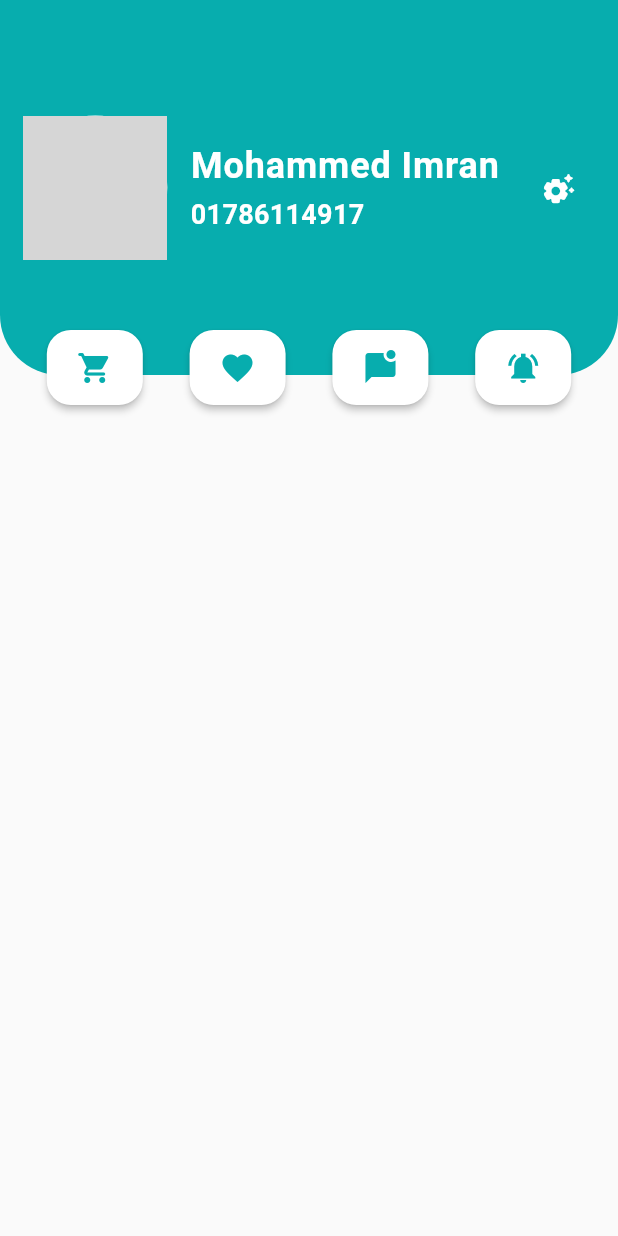
After one commit to imranimo1989/ecommerce_project, a Flutter app: the ProfileScreen screen opened directly, on a phone screen of 412 x 824 dp. The commit adds this screen. Run offline on Flutter 3.47's test engine with Material 2 defaults, Android fonts, the phone set to English and light mode, and no system bars; our stand-ins replace carousel_slider, get, pin_code_fields, shared_preferences; accounts and stored records are empty; network calls fail; grey boxes are pictures that could not be loaded.

Commit message:
category update

```diff
--- a/lib/main.dart
+++ b/lib/main.dart
@@ -27,7 +27,7 @@ class CraftyBay extends StatelessWidget {
         return GetMaterialApp(
           initialBinding: GetXBindings(),
           debugShowCheckedModeBanner: false,
-          //themeMode: ThemeMode.light,
+          themeMode: ThemeMode.light,
 
      /*     darkTheme: ThemeData(
             appBarTheme: const AppBarTheme(
@@ -76,7 +76,7 @@ class CraftyBay extends StatelessWidget {
                 )
             ),
             brightness: brightness,
-            colorScheme: ColorScheme.fromSeed(seedColor: primaryColor),
+            //colorScheme: ColorScheme.fromSeed(seedColor: primaryColor),
             textTheme: const TextTheme(
 
             ),
--- a/lib/ui/screens/home_screen.dart
+++ b/lib/ui/screens/home_screen.dart
@@ -1,6 +1,6 @@
-import 'package:ecommerce_project/ui/screens/complete_profile_screen.dart';
 import 'package:ecommerce_project/ui/screens/email_verification_screen.dart';
 import 'package:ecommerce_project/ui/screens/produt_list_screen.dart';
+import 'package:ecommerce_project/ui/screens/profile_screen.dart';
 import 'package:ecommerce_project/ui/state_manager/auth_controller.dart';
 import 'package:ecommerce_project/ui/state_manager/bottom_navigation_bar_controller.dart';
 import 'package:ecommerce_project/ui/state_manager/categories_controller.dart';
@@ -42,7 +42,7 @@ class _HomeScreenState extends State<HomeScreen> {
                   if (!value) {
                     Get.to(() => const EmailVerificationScreen());
                   } else {
-                    Get.to(() => const CompleteProfileScreen());
+                    Get.to(() => const ProfileScreen());
                   }
                 });
               },
--- /dev/null
+++ b/lib/ui/screens/profile_screen.dart
@@ -0,0 +1,119 @@
+import 'package:ecommerce_project/ui/utils/app_colors.dart';
+import 'package:ecommerce_project/ui/utils/styles.dart';
+import 'package:flutter/material.dart';
+import 'package:get/get.dart';
+
+class ProfileScreen extends StatelessWidget {
+  const ProfileScreen({Key? key}) : super(key: key);
+
+  @override
+  Widget build(BuildContext context) {
+    return Scaffold(
+      body: Column(
+        children: [
+          Stack(
+            children: [
+              Container(
+                height: 250,
+                decoration: const BoxDecoration(
+                  color: primaryColor,
+                  borderRadius: BorderRadius.only(
+                    bottomLeft: Radius.circular(40),
+                    bottomRight: Radius.circular(40),
+                  ),
+                ),
+                child: Row(
+                  mainAxisAlignment: MainAxisAlignment.spaceEvenly,
+                  children: [
+                    const CircleAvatar(
+                      radius: 48,
+                      backgroundColor: Colors.white,
+                      backgroundImage: NetworkImage("https://med.gov.bz/wp-content/uploads/2020/08/dummy-profile-pic.jpg"),
+                    ),
+                    Column(
+
+                      mainAxisAlignment: MainAxisAlignment.center,
+                      crossAxisAlignment: CrossAxisAlignment.start,
+                      children: [
+                        Text(
+                          "Mohammed Imran",
+                          style: titleTextStyle.copyWith(color: Colors.white),
+                        ),
+                        const SizedBox(height: 8,),
+                        Text("01786114917",style: subTextStyle.copyWith(color: Colors.white),),
+                      ],
+                    ),
+                    IconButton(
+                      onPressed: () {
+                        Get.to(() => const ProfileScreen());
+                      },
+                      icon: const Icon(Icons.settings_suggest_rounded,color: Colors.white,),
+                    ),
+                  ],
+                ),
+              ),
+              Padding(
+                padding: const EdgeInsets.only(top: 220),
+                child: Row(
+                  mainAxisAlignment: MainAxisAlignment.spaceEvenly,
+                  children: [
+                    SizedBox(
+                      height: 50,
+                      child: ElevatedButton(
+                        onPressed: () {},
+                        style: ElevatedButton.styleFrom(
+                          backgroundColor: Colors.white,
+                          shape: RoundedRectangleBorder(
+                          borderRadius: BorderRadius.circular(16),
+                        ),
+                      ),
+                        child: const Icon(Icons.shopping_cart_rounded,color: primaryColor,),),
+                    ),
+                    SizedBox(
+                      height: 50,
+                      child: ElevatedButton(
+                        onPressed: () {},
+                        style: ElevatedButton.styleFrom(
+                          backgroundColor: Colors.white,
+                          shape: RoundedRectangleBorder(
+                            borderRadius: BorderRadius.circular(16),
+                          ),
+                        ),
+                        child: const Icon(Icons.favorite,color: primaryColor,),),
+                    ),
+                    SizedBox(
+                      height: 50,
+                      child: ElevatedButton(
+                        onPressed: () {},
+                        style: ElevatedButton.styleFrom(
+                          backgroundColor: Colors.white,
+                          shape: RoundedRectangleBorder(
+                            borderRadius: BorderRadius.circular(16),
+                          ),
+                        ),
+                        child: const Icon(Icons.mark_chat_unread,color: primaryColor,),),
+                    ),
+                    SizedBox(
+                      height: 50,
+                      child: ElevatedButton(
+                        onPressed: () {},
+                        style: ElevatedButton.styleFrom(
+                          backgroundColor: Colors.white,
+                          shape: RoundedRectangleBorder(
+                            borderRadius: BorderRadius.circular(16),
+                          ),
+                        ),
+                        child: const Icon(Icons.notifications_active_sharp,color: primaryColor,),),
+                    ),
+                  ],
+                ),
+              ),
+
+            ],
+          ),
+
+        ],
+      ),
+    );
+  }
+}
--- a/lib/ui/utils/theme_builder.dart
+++ b/lib/ui/utils/theme_builder.dart
@@ -1,11 +1,10 @@
-import 'package:flutter/src/widgets/framework.dart';
 import 'package:flutter/material.dart';
 
 class ThemeBuilder extends StatefulWidget {
   final Widget Function(BuildContext context, Brightness brightness) builder;
-  final Brightness defaultBrightness;
+  final Brightness? defaultBrightness;
 
-  ThemeBuilder({super.key, required this.builder, required this.defaultBrightness});
+  const ThemeBuilder({super.key, required this.builder, required this.defaultBrightness});
 
   @override
   State<ThemeBuilder> createState() => _ThemeBuilderState();
@@ -21,7 +20,7 @@ class _ThemeBuilderState extends State<ThemeBuilder> {
   @override
   void initState() {
     super.initState();
-    _brightness = widget.defaultBrightness;
+    _brightness = widget.defaultBrightness!;
 
     if (mounted) setState(() {});
   }
```
